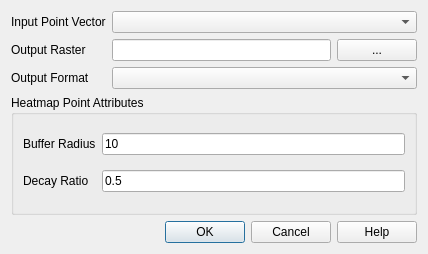
Before: the Qt Designer form src/plugins/heatmap/heatmapguibase.ui in qgis/QGIS, drawn with Qt 5.
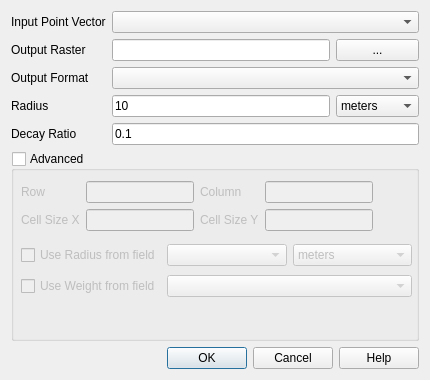
After: the same form once the commit is applied.

Commit message: merge pull request #104: - redesigned the dialog, added a options for - weighted buffer - raster size - moved the advanced stuff under advancedGroupBox - finished the GUI code - finally heatmap hits v0.2 Users can now  - specify the rows and columns for the raster  - specify the cell size of the raster  - Choose a field as weight for each point  - Choose a field to act as the buffer radius for each point  - Buffer radius can be specified in real-world units like meters & mapunits - indentation updated

```diff
--- a/src/plugins/heatmap/heatmapguibase.ui
+++ b/src/plugins/heatmap/heatmapguibase.ui
@@ -6,10 +6,16 @@
    <rect>
     <x>0</x>
     <y>0</y>
-    <width>428</width>
-    <height>254</height>
+    <width>430</width>
+    <height>380</height>
    </rect>
   </property>
+  <property name="maximumSize">
+   <size>
+    <width>430</width>
+    <height>380</height>
+   </size>
+  </property>
   <property name="windowTitle">
    <string>Heatmap Plugin</string>
   </property>
@@ -37,6 +43,19 @@
    <item row="1" column="1">
     <widget class="QLineEdit" name="mOutputRasterLineEdit"/>
    </item>
+   <item row="1" column="2">
+    <widget class="QPushButton" name="mBrowseButton">
+     <property name="focusPolicy">
+      <enum>Qt::ClickFocus</enum>
+     </property>
+     <property name="text">
+      <string>...</string>
+     </property>
+     <property name="autoDefault">
+      <bool>false</bool>
+     </property>
+    </widget>
+   </item>
    <item row="3" column="0">
     <widget class="QLabel" name="mFormatLabel">
      <property name="text">
@@ -47,61 +66,196 @@
    <item row="3" column="1" colspan="2">
     <widget class="QComboBox" name="mFormatCombo"/>
    </item>
-   <item row="4" column="0" colspan="3">
-    <widget class="QGroupBox" name="mPointAttributeBox">
-     <property name="title">
-      <string>Heatmap Point Attributes</string>
-     </property>
-     <layout class="QGridLayout" name="gridLayout_2">
-      <item row="0" column="0">
-       <widget class="QLabel" name="mBufferLabel">
-        <property name="text">
-         <string>Buffer Radius</string>
-        </property>
-       </widget>
-      </item>
-      <item row="0" column="1">
-       <widget class="QLineEdit" name="mBufferLineEdit">
-        <property name="text">
-         <string>10</string>
-        </property>
-       </widget>
-      </item>
-      <item row="1" column="0">
-       <widget class="QLabel" name="mDecayLabel">
-        <property name="text">
-         <string>Decay Ratio</string>
-        </property>
-       </widget>
-      </item>
-      <item row="1" column="1">
-       <widget class="QLineEdit" name="mDecayLineEdit">
-        <property name="text">
-         <string>0.5</string>
-        </property>
-       </widget>
-      </item>
-     </layout>
-    </widget>
-   </item>
-   <item row="5" column="0" colspan="3">
+   <item row="9" column="0" colspan="3">
     <widget class="QDialogButtonBox" name="mButtonBox">
      <property name="standardButtons">
       <set>QDialogButtonBox::Cancel|QDialogButtonBox::Help|QDialogButtonBox::Ok</set>
      </property>
     </widget>
    </item>
-   <item row="1" column="2">
-    <widget class="QPushButton" name="mBrowseButton">
-     <property name="focusPolicy">
-      <enum>Qt::ClickFocus</enum>
+   <item row="4" column="0">
+    <widget class="QLabel" name="mRadiusLabel">
+     <property name="text">
+      <string>Radius</string>
      </property>
+    </widget>
+   </item>
+   <item row="4" column="1">
+    <widget class="QLineEdit" name="mBufferLineEdit">
      <property name="text">
-      <string>...</string>
+      <string>10</string>
      </property>
-     <property name="autoDefault">
+    </widget>
+   </item>
+   <item row="4" column="2">
+    <widget class="QComboBox" name="mRadiusUnitCombo">
+     <item>
+      <property name="text">
+       <string>meters</string>
+      </property>
+     </item>
+     <item>
+      <property name="text">
+       <string>map units</string>
+      </property>
+     </item>
+    </widget>
+   </item>
+   <item row="5" column="0">
+    <widget class="QLabel" name="mDecayLabel">
+     <property name="text">
+      <string>Decay Ratio</string>
+     </property>
+    </widget>
+   </item>
+   <item row="5" column="1" colspan="2">
+    <widget class="QLineEdit" name="mDecayLineEdit">
+     <property name="text">
+      <string>0.1</string>
+     </property>
+    </widget>
+   </item>
+   <item row="6" column="0" colspan="3">
+    <widget class="QGroupBox" name="advancedGroupBox">
+     <property name="sizePolicy">
+      <sizepolicy hsizetype="Preferred" vsizetype="MinimumExpanding">
+       <horstretch>0</horstretch>
+       <verstretch>0</verstretch>
+      </sizepolicy>
+     </property>
+     <property name="title">
+      <string>Advanced</string>
+     </property>
+     <property name="checkable">
+      <bool>true</bool>
+     </property>
+     <property name="checked">
       <bool>false</bool>
      </property>
+     <widget class="QWidget" name="gridLayoutWidget">
+      <property name="geometry">
+       <rect>
+        <x>10</x>
+        <y>30</y>
+        <width>391</width>
+        <height>61</height>
+       </rect>
+      </property>
+      <layout class="QGridLayout" name="advancedGrid">
+       <property name="sizeConstraint">
+        <enum>QLayout::SetFixedSize</enum>
+       </property>
+       <item row="0" column="0">
+        <widget class="QLabel" name="rowLabel">
+         <property name="text">
+          <string>Row</string>
+         </property>
+         <property name="buddy">
+          <cstring>rowLineEdit</cstring>
+         </property>
+        </widget>
+       </item>
+       <item row="1" column="0">
+        <widget class="QLabel" name="cellsizeXLabel">
+         <property name="text">
+          <string>Cell Size X</string>
+         </property>
+         <property name="buddy">
+          <cstring>cellXLineEdit</cstring>
+         </property>
+        </widget>
+       </item>
+       <item row="0" column="2">
+        <widget class="QLabel" name="columnLabel">
+         <property name="text">
+          <string>Column</string>
+         </property>
+         <property name="buddy">
+          <cstring>columnLineEdit</cstring>
+         </property>
+        </widget>
+       </item>
+       <item row="1" column="2">
+        <widget class="QLabel" name="cellsizeYLabel">
+         <property name="text">
+          <string>Cell Size Y</string>
+         </property>
+         <property name="buddy">
+          <cstring>cellYLineEdit</cstring>
+         </property>
+        </widget>
+       </item>
+       <item row="0" column="1">
+        <widget class="QLineEdit" name="rowLineEdit"/>
+       </item>
+       <item row="0" column="3">
+         <widget class="QLineEdit" name="columnLineEdit"/>
+       </item>
+       <item row="1" column="1">
+        <widget class="QLineEdit" name="cellXLineEdit"/>
+       </item>
+       <item row="1" column="3">
+        <widget class="QLineEdit" name="cellYLineEdit"/>
+       </item>
+      </layout>
+     </widget>
+     <widget class="QWidget" name="gridLayoutWidget_4">
+      <property name="geometry">
+       <rect>
+        <x>10</x>
+        <y>90</y>
+        <width>391</width>
+        <height>61</height>
+       </rect>
+      </property>
+      <layout class="QGridLayout" name="gridLayout_2">
+       <item row="0" column="0">
+        <widget class="QCheckBox" name="useRadius">
+         <property name="text">
+          <string>Use Radius from field</string>
+         </property>
+        </widget>
+       </item>
+       <item row="0" column="1">
+        <widget class="QComboBox" name="radiusFieldCombo">
+         <property name="enabled">
+          <bool>false</bool>
+         </property>
+        </widget>
+       </item>
+       <item row="0" column="2">
+        <widget class="QComboBox" name="radiusFieldUnitCombo">
+         <property name="enabled">
+          <bool>false</bool>
+         </property>
+         <item>
+          <property name="text">
+           <string>meters</string>
+          </property>
+         </item>
+         <item>
+          <property name="text">
+           <string>map units</string>
+          </property>
+         </item>
+        </widget>
+       </item>
+       <item row="1" column="0">
+        <widget class="QCheckBox" name="useWeight">
+         <property name="text">
+          <string>Use Weight from field</string>
+         </property>
+        </widget>
+       </item>
+       <item row="1" column="1" colspan="2">
+        <widget class="QComboBox" name="weightFieldCombo">
+         <property name="enabled">
+          <bool>false</bool>
+         </property>
+        </widget>
+       </item>
+      </layout>
+     </widget>
     </widget>
    </item>
   </layout>
```
Left out of the diff: 104 changed lines with no effect on the pictures. The commit also changes 4 other files.
